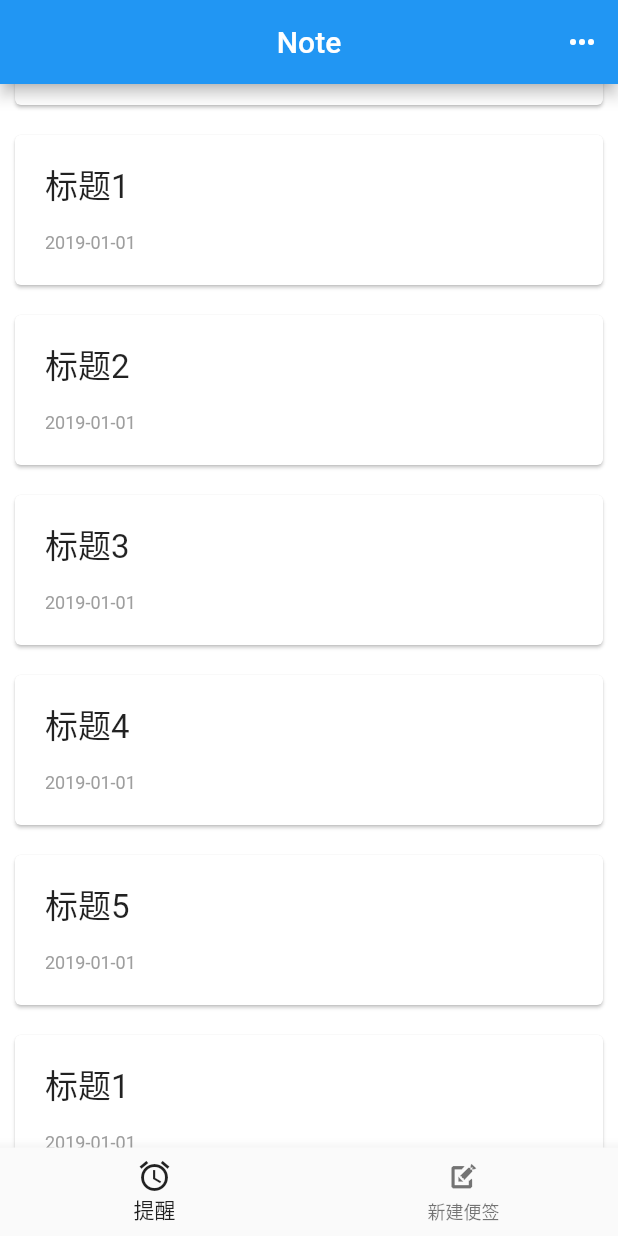
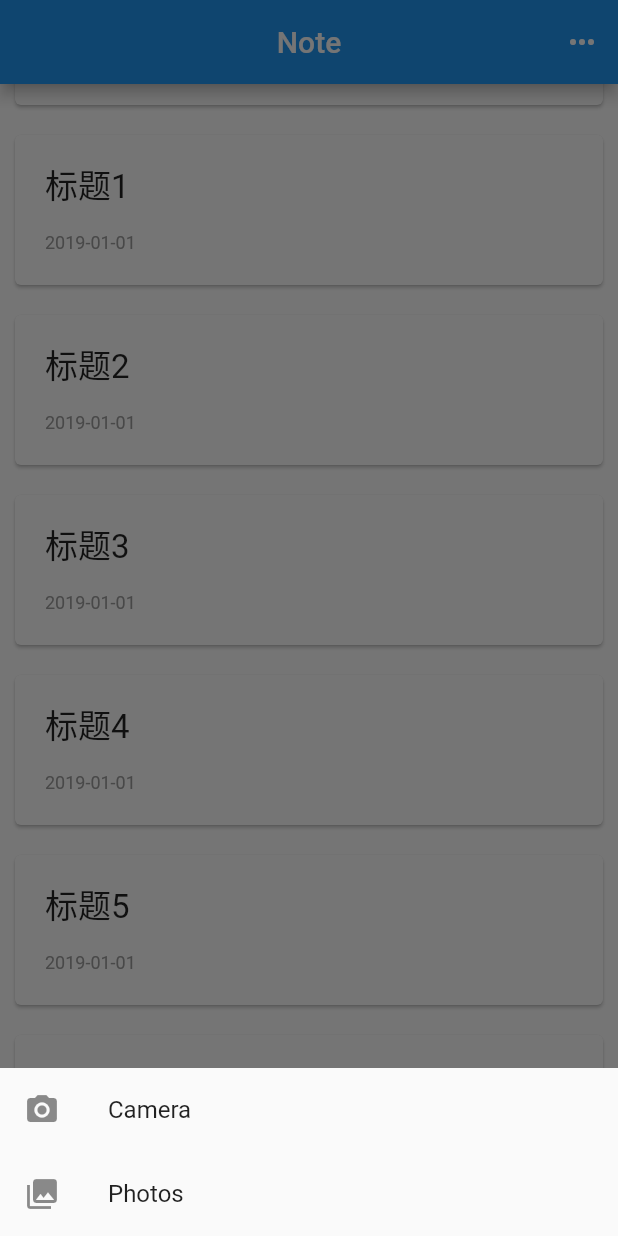
Before and after one commit to trueLoving/Note, a Flutter app: the screen it shows after launch, scrolled down 576 dp, after a tap on the "keyboard control" icon, on a phone screen of 412 x 824 dp. Run offline on Flutter 3.47's test engine with Material 2 defaults, Android fonts, the phone set to English and light mode, and no system bars; our stand-ins replace shared_preferences.

Commit message:
调整文件结构

```diff
--- a/lib/note_item.dart
+++ b/lib/components/note_item.dart
@@ -1,42 +1,32 @@
 import 'package:flutter/material.dart';
 
+import 'package:note/model/note.dart';
+
 const List<Note> notes = const <Note>[
-  const Note('标题1', '内容1', '2019-01-01', false),
-  const Note('标题2', '内容2', '2019-01-01', true),
-  const Note('标题3', '内容3', '2019-01-01', false),
-  const Note('标题4', '内容4', '2019-01-01', true),
-  const Note('标题5', '内容5', '2019-01-01', false),
-  const Note('标题1', '内容1', '2019-01-01', false),
-  const Note('标题2', '内容2', '2019-01-01', true),
-  const Note('标题3', '内容3', '2019-01-01', false),
-  const Note('标题4', '内容4', '2019-01-01', true),
-  const Note('标题5', '内容5', '2019-01-01', false),
-  const Note('标题1', '内容1', '2019-01-01', false),
-  const Note('标题2', '内容2', '2019-01-01', true),
-  const Note('标题3', '内容3', '2019-01-01', false),
-  const Note('标题4', '内容4', '2019-01-01', true),
-  const Note('标题5', '内容5', '2019-01-01', false),
-  const Note('标题1', '内容1', '2019-01-01', false),
-  const Note('标题2', '内容2', '2019-01-01', true),
-  const Note('标题3', '内容3', '2019-01-01', false),
-  const Note('标题4', '内容4', '2019-01-01', true),
-  const Note('标题5', '内容5', '2019-01-01', false),
+  const Note(1,'标题1', '内容1', '2019-01-01', false),
+  const Note(2,'标题2', '内容2', '2019-01-01', true),
+  const Note(3,'标题3', '内容3', '2019-01-01', false),
+  const Note(4,'标题4', '内容4', '2019-01-01', true),
+  const Note(5,'标题5', '内容5', '2019-01-01', false),
+  const Note(6,'标题1', '内容1', '2019-01-01', false),
+  const Note(7,'标题2', '内容2', '2019-01-01', true),
+  const Note(8,'标题3', '内容3', '2019-01-01', false),
+  const Note(9,'标题4', '内容4', '2019-01-01', true),
+  const Note(10,'标题5', '内容5', '2019-01-01', false),
+  const Note(11,'标题1', '内容1', '2019-01-01', false),
+  const Note(12,'标题2', '内容2', '2019-01-01', true),
+  const Note(13,'标题3', '内容3', '2019-01-01', false),
+  const Note(14,'标题4', '内容4', '2019-01-01', true),
+  const Note(15,'标题5', '内容5', '2019-01-01', false),
+  const Note(16,'标题1', '内容1', '2019-01-01', false),
+  const Note(17,'标题2', '内容2', '2019-01-01', true),
+  const Note(18,'标题3', '内容3', '2019-01-01', false),
+  const Note(19,'标题4', '内容4', '2019-01-01', true),
+  const Note(20,'标题5', '内容5', '2019-01-01', false),
 ];
 
-class Note {
-  // 标签标题
-  final String title;
-  // 标签内容
-  final String content;
-  // 标签创建时间
-  final String createTime;
-  // 标签状态
-  final bool isDone;
+class OverflowText extends StatelessWidget {
 
-  const Note(this.title, this.content, this.createTime, this.isDone);
-}
-
-class OverflowText extends StatelessWidget {
   final String text;
 
   const OverflowText({Key key, this.text = 'Hello World'}) : super(key: key);
--- a/lib/main.dart
+++ b/lib/main.dart
@@ -1,24 +1,10 @@
 import 'package:flutter/material.dart';
 
-import './note_item.dart';
-import './add_item.dart';
+import 'package:note/views/add_item.dart';
 
-class Choice {
-  const Choice({this.title, this.icon});
-  final String title;
-  final IconData icon;
-}
-
-const List<Choice> choices = const <Choice>[
-  const Choice(title: 'TODO', icon: IconData(0xe8e6, fontFamily: 'iconfont')),
-  const Choice(title: 'DONE', icon: IconData(0xe616, fontFamily: 'iconfont'))
-];
+import 'package:note/components/note_item.dart';
 
 class ChoiceCard extends StatelessWidget {
-  ChoiceCard({this.isDone});
-
-  final bool isDone;
-
   @override
   Widget build(BuildContext context) {
     return new ListView.builder(
@@ -29,64 +15,12 @@ class ChoiceCard extends StatelessWidget {
   }
 }
 
-
-class MyBottomBar extends StatelessWidget {
-  @override
-  Widget build(BuildContext context) {
-    return new Flex(direction: Axis.horizontal, children: <Widget>[
-      Expanded(
-        flex: 1,
-        child: RaisedButton.icon(
-          icon: Icon(Icons.send),
-          label: Text("发送"),
-          onPressed: null,
-        ),
-      ),
-      Expanded(
-        flex: 1,
-        child: RaisedButton.icon(
-          icon: Icon(Icons.send),
-          label: Text("发送"),
-          onPressed: null,
-        ),
-      ),
-    ]);
-  }
-}
-
 class Home extends StatefulWidget {
   @override
   _HomeState createState() => _HomeState();
 }
 
-
-
-class BaseViewBar extends PreferredSize{
-
-  Widget childView;
-
-  @override
-  final Size preferredSize;
-
-  BaseViewBar({this.preferredSize, this.childView});
-
-  @override
-  Widget build(BuildContext context) {
-    Widget current = childView;
-    if (childView == null) {
-      current = LimitedBox(
-        maxWidth: 0.0,
-        maxHeight: 0.0,
-        child: ConstrainedBox(constraints: const BoxConstraints.expand()),
-      );
-    }
-    return current;
-  }
-
-}
-
 class _HomeState extends State<Home> {
-
   final List<BottomNavigationBarItem> bottomNavItems = [
     BottomNavigationBarItem(
       backgroundColor: Colors.black,
@@ -104,15 +38,35 @@ class _HomeState extends State<Home> {
   Widget build(BuildContext context) {
     return new Scaffold(
         appBar: new AppBar(
-        title:new Text('Note'),
+          title: new Text('Note'),
           centerTitle: true,
           actions: <Widget>[
             IconButton(
                 icon: Icon(Icons.more_horiz, color: Colors.white),
                 onPressed: () {
-              print('finished');
-            }
-          )
+                  showModalBottomSheet(
+                      context: context,
+                      builder: (BuildContext context) {
+                        return new Column(
+                            mainAxisSize: MainAxisSize.min,
+                            children: <Widget>[
+                              new ListTile(
+                                leading: new Icon(Icons.photo_camera),
+                                title: new Text('Camera'),
+                                onTap: () {
+                                  print('camera');
+                                },
+                              ),
+                              new ListTile(
+                                leading: new Icon(Icons.photo_library),
+                                title: new Text('Photos'),
+                                onTap: () {
+                                  print('photos');
+                                },
+                              ),
+                            ]);
+                      });
+                })
           ],
         ),
         bottomNavigationBar: BottomNavigationBar(
@@ -124,12 +78,9 @@ class _HomeState extends State<Home> {
           fixedColor: Colors.black87,
         ),
         body: new Container(
-        decoration: new BoxDecoration(
-          color:Colors.white
-        ),
-        child:new ChoiceCard(isDone: true),
-      )
-    );
+          decoration: new BoxDecoration(color: Colors.white),
+          child: new ChoiceCard(),
+        ));
   }
 
   _clickButton(BuildContext context, index) {
@@ -139,7 +90,6 @@ class _HomeState extends State<Home> {
       return AddNoteScreen();
     }));
   }
-
 }
 
 class MyApp extends StatelessWidget {
--- /dev/null
+++ b/lib/model/note.dart
@@ -0,0 +1,14 @@
+class Note {
+  // 标签唯一标识符
+  final int id;
+  // 标签标题
+  final String title;
+  // 标签内容
+  final String content;
+  // 标签创建时间
+  final String createTime;
+  // 标签状态
+  final bool isDone;
+
+  const Note(this.id,this.title, this.content, this.createTime, this.isDone);
+}
--- a/lib/add_item.dart
+++ b/lib/views/add_item.dart
@@ -1,6 +1,7 @@
 import 'package:flutter/material.dart';
 
 class ToolbarButton extends StatelessWidget {
+
   final IconData iconData;
 
   final Function clickEvent;
```
Also changed, not shown: lib/dto/index.dart (added, +25 -0 lines). Lines whose indentation alone changed are shown as unchanged.
